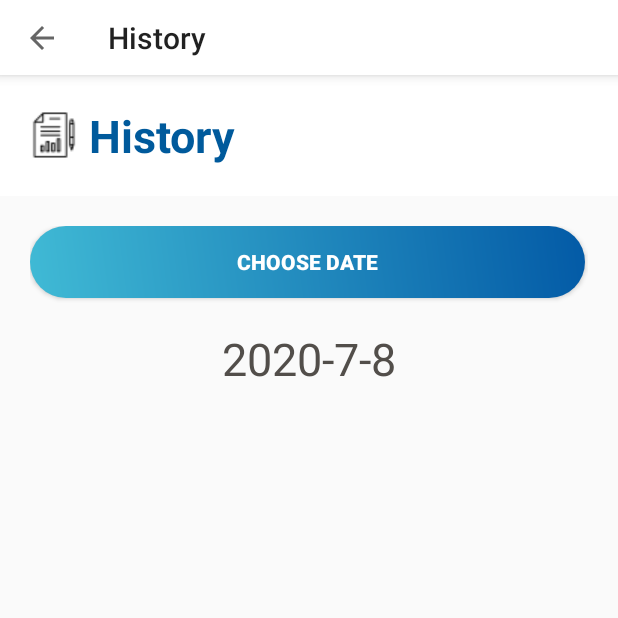
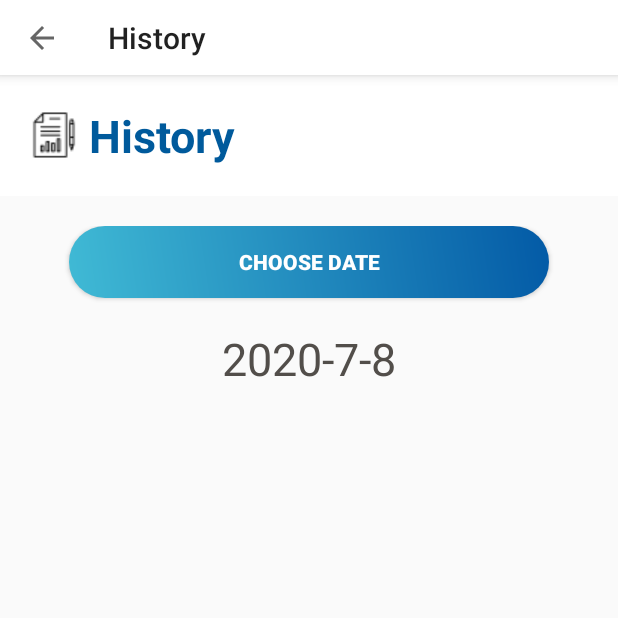
Before and after one commit to machuytu/FitnessApp, an Android app: the HistoryActivity screen opened directly, with no data from a screen before it, on a phone screen of 412 x 824 dp, the top half of it. Run offline under Robolectric (Android 15) with nearby library versions, the light colour scheme and no system bars; our stand-ins replace Firebase (no records; nobody signed in at launch, a user with empty details on screens opened directly); libraries missing offline, so code that uses them is left out: com.applandeo.materialcalendarview; Roboto replaces fonts that are not available here.

Commit message:
Trinh_fixBtnUI_History

```diff
--- a/app/src/main/res/layout/activity_history.xml
+++ b/app/src/main/res/layout/activity_history.xml
@@ -34,16 +34,29 @@
         android:padding="20sp"
         android:orientation="vertical">
 
+<!--        <Button-->
+<!--            android:id="@+id/chooseDate"-->
+<!--            android:layout_width="370dp"-->
+<!--            android:layout_height="wrap_content"-->
+<!--            android:background="@drawable/custom_button_next"-->
+<!--            android:onClick="chooseDate"-->
+<!--            android:text="@string/choose_date"-->
+<!--            android:textStyle="bold"-->
+<!--            android:textAllCaps="true"-->
+<!--            android:textColor="@color/white" />-->
+
         <Button
             android:id="@+id/chooseDate"
-            android:layout_width="370dp"
+            android:layout_width="320dp"
             android:layout_height="wrap_content"
+            android:layout_gravity="center"
+            android:padding="10dp"
             android:background="@drawable/custom_button_next"
             android:onClick="chooseDate"
             android:text="@string/choose_date"
-            android:textStyle="bold"
             android:textAllCaps="true"
-            android:textColor="@color/white" />
+            android:textColor="@color/white"
+            android:textStyle="bold" />
 
         <TextView
             android:layout_width="match_parent"
```
